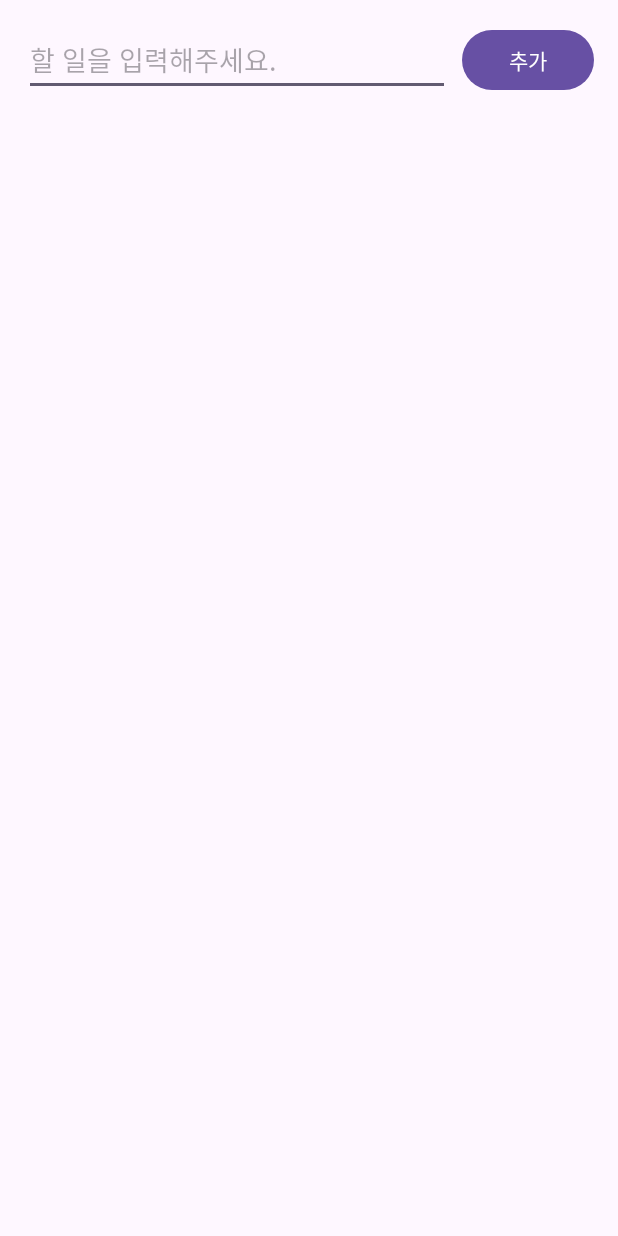
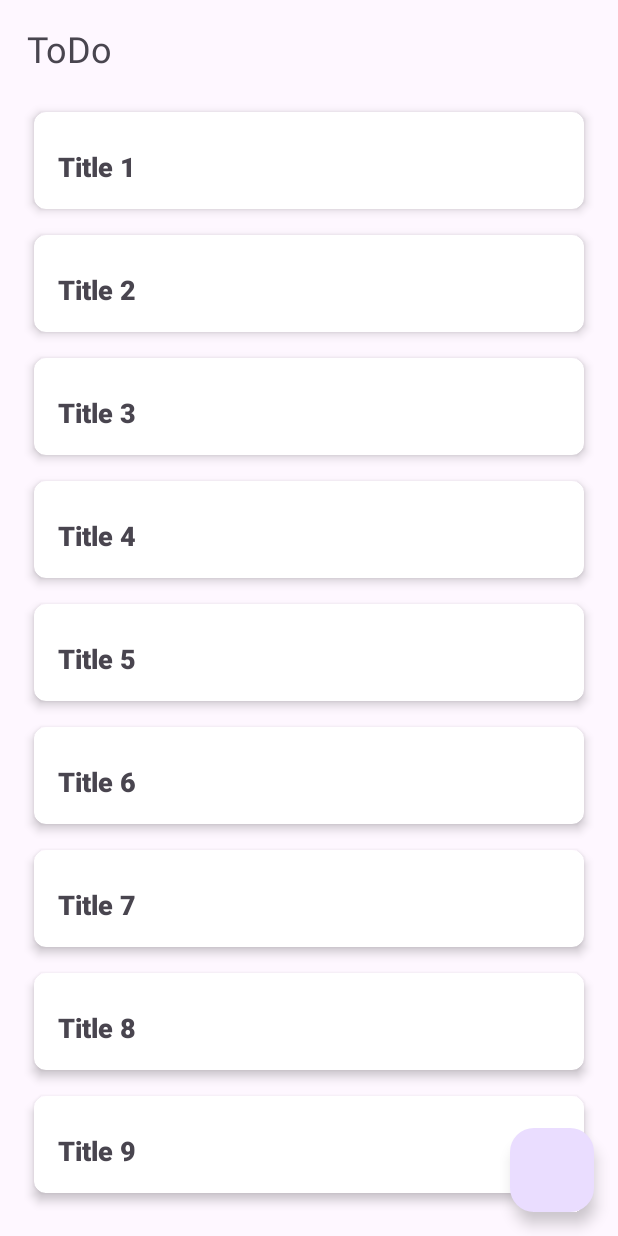
Before and after one commit to sigmadream/deu-study-android, an Android app: the screen it shows after launch (MainActivity), on a phone screen of 412 x 824 dp. Run offline under Robolectric (Android 15) with nearby library versions, the phone set to English and light mode, and no system bars.

Commit message:
feat: ToDo App v0.0.3 (#2)

```diff
--- a/gradle/libs.versions.toml
+++ b/gradle/libs.versions.toml
@@ -1,5 +1,5 @@
 [versions]
-agp = "8.6.0"
+agp = "8.6.1"
 kotlin = "1.9.0"
 coreKtx = "1.13.1"
 junit = "4.13.2"
--- a/todo/build.gradle.kts
+++ b/todo/build.gradle.kts
@@ -21,8 +21,7 @@ android {
         release {
             isMinifyEnabled = false
             proguardFiles(
-                getDefaultProguardFile("proguard-android-optimize.txt"),
-                "proguard-rules.pro"
+                getDefaultProguardFile("proguard-android-optimize.txt"), "proguard-rules.pro"
             )
         }
     }
@@ -32,6 +31,9 @@ android {
     }
     kotlinOptions {
         jvmTarget = "1.8"
+    }
+    buildFeatures {
+        viewBinding = true
     }
 }
 
--- a/todo/src/main/java/com/sangkon/todo/MainActivity.kt
+++ b/todo/src/main/java/com/sangkon/todo/MainActivity.kt
@@ -1,52 +1,37 @@
 package com.sangkon.todo
 
 import android.os.Bundle
-import android.widget.Button
-import android.widget.EditText
-import android.widget.LinearLayout
-import android.widget.TextView
 import androidx.activity.enableEdgeToEdge
 import androidx.appcompat.app.AppCompatActivity
 import androidx.core.view.ViewCompat
 import androidx.core.view.WindowInsetsCompat
+import androidx.recyclerview.widget.LinearLayoutManager
+import com.sangkon.todo.databinding.ActivityMainBinding
 
 class MainActivity : AppCompatActivity() {
-
-
-    private lateinit var editTextTask: EditText
-    private lateinit var buttonAdd: Button
-    private lateinit var linearLayoutTasks: LinearLayout
-
+    private lateinit var binding: ActivityMainBinding
+    private lateinit var notesAdapter: ToDoAdapter
 
     override fun onCreate(savedInstanceState: Bundle?) {
         super.onCreate(savedInstanceState)
         enableEdgeToEdge()
-        setContentView(R.layout.activity_main)
+        binding = ActivityMainBinding.inflate(layoutInflater)
+        setContentView(binding.root)
         ViewCompat.setOnApplyWindowInsetsListener(findViewById(R.id.main)) { v, insets ->
             val systemBars = insets.getInsets(WindowInsetsCompat.Type.systemBars())
             v.setPadding(systemBars.left, systemBars.top, systemBars.right, systemBars.bottom)
             insets
         }
 
-        editTextTask = findViewById(R.id.editTextTask)
-        buttonAdd = findViewById(R.id.buttonAdd)
-        linearLayoutTasks = findViewById(R.id.linearLayoutTasks)
+        val notes = mutableListOf<ToDo>()
 
-        buttonAdd.setOnClickListener {
-            addTask()
+        for (i in 1..200) {
+            notes.add(ToDo(i, "Title $i", "Description $i"))
         }
-    }
 
-    private fun addTask() {
-        val taskText = editTextTask.text.toString().trim()
-        if (taskText.isNotEmpty()) {
-            val taskTextView = TextView(this).apply {
-                text = taskText
-                textSize = 16f
-                setPadding(0, 8, 0, 8)
-            }
-            linearLayoutTasks.addView(taskTextView)
-            editTextTask.text.clear()
-        }
+        notesAdapter = ToDoAdapter(notes, this)
+
+        binding.noteRecyclerView.layoutManager = LinearLayoutManager(this)
+        binding.noteRecyclerView.adapter = notesAdapter
     }
 }
--- /dev/null
+++ b/todo/src/main/java/com/sangkon/todo/ToDo.kt
@@ -0,0 +1,3 @@
+package com.sangkon.todo
+
+data class ToDo(val id: Int, val title: String, val content: String)
--- /dev/null
+++ b/todo/src/main/java/com/sangkon/todo/ToDoAdapter.kt
@@ -0,0 +1,28 @@
+package com.sangkon.todo
+
+import android.content.Context
+import android.view.LayoutInflater
+import android.view.View
+import android.view.ViewGroup
+import android.widget.TextView
+import androidx.recyclerview.widget.RecyclerView
+
+class ToDoAdapter(private var notes: List<ToDo>, context: Context) :
+    RecyclerView.Adapter<ToDoAdapter.ToDoViewHolder>() {
+
+    class ToDoViewHolder(itemView: View) : RecyclerView.ViewHolder(itemView) {
+        val titleTextView: TextView = itemView.findViewById(R.id.titleTextView)
+    }
+
+    override fun onCreateViewHolder(parent: ViewGroup, viewType: Int): ToDoViewHolder {
+        val view = LayoutInflater.from(parent.context).inflate(R.layout.todo_item, parent, false)
+        return ToDoViewHolder(view)
+    }
+
+    override fun getItemCount(): Int = notes.size
+
+    override fun onBindViewHolder(holder: ToDoViewHolder, position: Int) {
+        val note = notes[position]
+        holder.titleTextView.text = note.title
+    }
+}
--- a/todo/src/main/res/layout/activity_main.xml
+++ b/todo/src/main/res/layout/activity_main.xml
@@ -7,40 +7,36 @@
     android:layout_height="match_parent"
     tools:context=".MainActivity">
 
-    <Button
-        android:id="@+id/buttonAdd"
+    <TextView
+        android:id="@+id/noteHeading"
         android:layout_width="wrap_content"
         android:layout_height="wrap_content"
+        android:layout_marginStart="18dp"
         android:layout_marginTop="16dp"
-        android:layout_marginEnd="16dp"
-        android:text="추가"
-        app:layout_constraintEnd_toEndOf="parent"
+        android:text="ToDo"
+        android:textSize="24sp"
+        app:layout_constraintStart_toStartOf="parent"
         app:layout_constraintTop_toTopOf="parent" />
 
-    <EditText
-        android:id="@+id/editTextTask"
-        android:layout_width="0dp"
+    <androidx.recyclerview.widget.RecyclerView
+        android:id="@+id/noteRecyclerView"
+        android:layout_width="match_parent"
+        android:layout_height="match_parent"
+        android:layout_marginTop="50dp"
+        android:padding="16dp"
+        app:layout_constraintStart_toStartOf="parent"
+        app:layout_constraintTop_toTopOf="parent" />
+
+    <com.google.android.material.floatingactionbutton.FloatingActionButton
+        android:id="@+id/addButton"
+        android:layout_width="wrap_content"
         android:layout_height="wrap_content"
         android:layout_marginStart="16dp"
         android:layout_marginTop="16dp"
-        android:layout_marginEnd="8dp"
-        android:ems="10"
-        android:inputType="text"
-        android:hint="할 일을 입력해주세요."
-        app:layout_constraintEnd_toStartOf="@+id/buttonAdd"
-        app:layout_constraintStart_toStartOf="parent"
-        app:layout_constraintTop_toTopOf="parent" />
-
-    <LinearLayout
-        android:id="@+id/linearLayoutTasks"
-        android:layout_width="0dp"
-        android:layout_height="0dp"
-        android:orientation="vertical"
+        android:layout_marginEnd="16dp"
+        android:layout_marginBottom="16dp"
         app:layout_constraintBottom_toBottomOf="parent"
         app:layout_constraintEnd_toEndOf="parent"
-        app:layout_constraintStart_toStartOf="parent"
-        app:layout_constraintTop_toBottomOf="@+id/editTextTask">
-
-    </LinearLayout>
+        app:tint="@color/white" />
 
 </androidx.constraintlayout.widget.ConstraintLayout>
--- /dev/null
+++ b/todo/src/main/res/layout/todo_item.xml
@@ -0,0 +1,38 @@
+<?xml version="1.0" encoding="utf-8"?>
+<androidx.cardview.widget.CardView xmlns:android="http://schemas.android.com/apk/res/android"
+    xmlns:app="http://schemas.android.com/apk/res-auto"
+    android:layout_width="match_parent"
+    android:layout_height="wrap_content"
+    app:cardCornerRadius="8dp"
+    app:cardElevation="4dp"
+    app:cardUseCompatPadding="true">
+
+    <LinearLayout
+        android:id="@+id/c"
+        android:layout_width="match_parent"
+        android:layout_height="wrap_content"
+        android:orientation="vertical"
+        android:padding="16dp">
+
+        <androidx.constraintlayout.widget.ConstraintLayout
+            android:id="@+id/relativeLayout"
+            android:layout_width="match_parent"
+            android:layout_height="wrap_content"
+            android:layout_marginTop="8dp"
+            android:orientation="horizontal">
+
+            <TextView
+                android:id="@+id/titleTextView"
+                android:layout_width="wrap_content"
+                android:layout_height="wrap_content"
+                android:fontFamily="sans-serif-medium"
+                android:textSize="18sp"
+                android:textStyle="bold"
+                app:layout_constraintStart_toStartOf="parent"
+                app:layout_constraintTop_toTopOf="parent" />
+
+        </androidx.constraintlayout.widget.ConstraintLayout>
+
+    </LinearLayout>
+
+</androidx.cardview.widget.CardView>
--- a/todo/src/main/res/values/colors.xml
+++ b/todo/src/main/res/values/colors.xml
@@ -2,4 +2,5 @@
 <resources>
     <color name="black">#FF000000</color>
     <color name="white">#FFFFFFFF</color>
+    <color name="orange">#ED5F1E</color>
 </resources>
--- a/todo/src/main/res/values/strings.xml
+++ b/todo/src/main/res/values/strings.xml
@@ -1,3 +1,6 @@
 <resources>
-    <string name="app_name">todo</string>
+    <string name="app_name">LiteNote</string>
+    <string name="notes">Notes</string>
+    <string name="note_title">제목</string>
+    <string name="note_content">내용</string>
 </resources>
```
Also changed, not shown: 1 other file.
